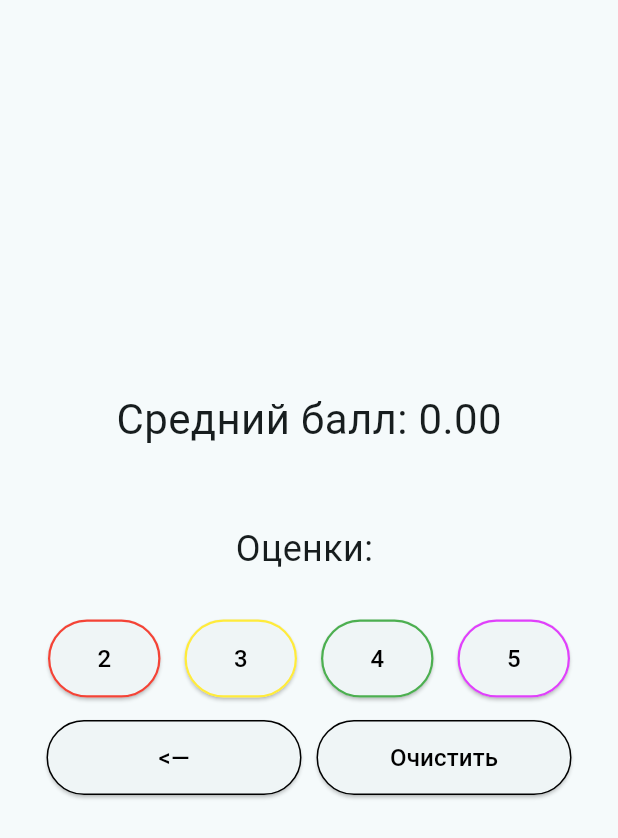
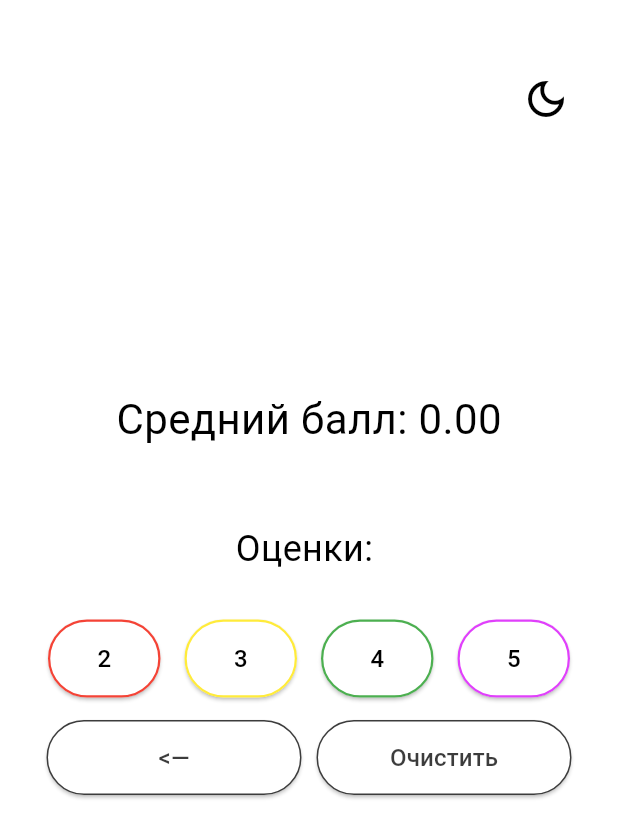
Before and after one commit to jaf1x/marks_counter, a Flutter app: the screen it shows after launch, on a phone screen of 412 x 824 dp. Shown: the top 838 px of the screen. Run offline on Flutter 3.47's test engine with Material 3 defaults, Android fonts, the phone set to English and light mode, and no system bars.

Commit message:
dark theme

```diff
--- a/lib/main.dart
+++ b/lib/main.dart
@@ -15,6 +15,8 @@ class MyApp extends StatelessWidget {
       theme: ThemeData(
         colorScheme: ColorScheme.fromSeed(seedColor: Colors.white),
         useMaterial3: true,
+        // scaffoldBackgroundColor: const Color.fromARGB(221, 30, 30, 30),
+        scaffoldBackgroundColor: const Color.fromARGB(221, 30, 30, 30)
       ),
       home: MainScreenWidget(),
     );
--- a/lib/screens/main_screen_widget.dart
+++ b/lib/screens/main_screen_widget.dart
@@ -8,6 +8,9 @@ class MainScreenWidget extends StatefulWidget {
 }
 
 class _MainScreenWidgetState extends State<MainScreenWidget> {
+  bool isDarkTheme = false;
+  var backgroundColorDarkTheme = Color.fromARGB(221, 30, 30, 30);
+
   List<int> _marksList = [];
   List<int> marksForTeach = [2, 3, 4, 5];
   List<Color> borderColors = [
@@ -43,10 +46,19 @@ class _MainScreenWidgetState extends State<MainScreenWidget> {
     return sum / _marksList.length;
   }
 
+  void changeTheme() {
+    setState(() {
+      isDarkTheme = !isDarkTheme;
+    });
+  }
+
   @override
   Widget build(BuildContext context) {
     return Scaffold(
-      body: Center(
+      backgroundColor: isDarkTheme ? backgroundColorDarkTheme : Colors.white,
+      body: Stack(
+        children: [
+          Center(
             child: Padding(
               padding: const EdgeInsets.only(bottom: 35),
               child: Column(
@@ -57,14 +69,20 @@ class _MainScreenWidgetState extends State<MainScreenWidget> {
                     children: [
                       Text(
                         'Средний балл: ${_calculateAverage().toStringAsFixed(2)}',
-                    style: TextStyle(fontSize: 28),
+                        style: TextStyle(
+                          fontSize: 28,
+                          color: isDarkTheme ? Colors.white : Colors.black,
+                        ),
                       ),
                     ],
                   ),
                   SizedBox(height: 50),
                   Text(
                     'Оценки: ${_marksList.join(', ')}',
-                style: TextStyle(fontSize: 24),
+                    style: TextStyle(
+                      fontSize: 24,
+                      color: isDarkTheme ? Colors.white : Colors.black,
+                    ),
                   ),
                   SizedBox(height: 30),
 
@@ -80,8 +98,8 @@ class _MainScreenWidgetState extends State<MainScreenWidget> {
                           child: ElevatedButton(
                             onPressed: () => _addMark(marksForTeach[index]),
                             style: ButtonStyle(
-                            foregroundColor:
-                                WidgetStatePropertyAll(Colors.black),
+                              foregroundColor: WidgetStatePropertyAll(isDarkTheme ? Colors.white: Colors.black),
+                              backgroundColor: WidgetStatePropertyAll(isDarkTheme ? backgroundColorDarkTheme: Colors.white),
                               side: WidgetStatePropertyAll(BorderSide(
                                 color: borderColors[index],
                                 width: 1.5,
@@ -94,7 +112,8 @@ class _MainScreenWidgetState extends State<MainScreenWidget> {
                           ),
                         ),
                       );
-                  })),
+                    }),
+                  ),
                   SizedBox(height: 15),
                   Row(
                     mainAxisAlignment: MainAxisAlignment.center,
@@ -109,7 +128,8 @@ class _MainScreenWidgetState extends State<MainScreenWidget> {
                             '<—',
                             style: TextStyle(fontSize: 16),
                           ),
-                      )),
+                        ),
+                      ),
                       SizedBox(width: 10),
                       SizedBox(
                         height: 50,
@@ -121,19 +141,39 @@ class _MainScreenWidgetState extends State<MainScreenWidget> {
                             'Очистить',
                             style: TextStyle(fontSize: 16),
                           ),
-                      )),
+                        ),
+                      ),
                     ],
                   ),
                 ],
               ),
             ),
           ),
+          Padding(
+            padding: const EdgeInsets.symmetric(horizontal: 24, vertical: 42),
+            child: Align(
+
+              alignment: Alignment.topRight, // Выравнивание по верхнему правому углу
+              child: IconButton(
+                onPressed: changeTheme,
+                icon: Icon(
+                  isDarkTheme ? Icons.light_mode_outlined : Icons.dark_mode_outlined,
+                  color: isDarkTheme ? Colors.yellow : Colors.black,
+                ),
+                iconSize: 32,
+              ),
+            ),
+          ),
+        ],
+      ),
     );
   }
 
+
   ButtonStyle exButtonStyle() {
     return ButtonStyle(
-        foregroundColor: WidgetStatePropertyAll(Colors.black),
-        side: WidgetStatePropertyAll(BorderSide(color: Colors.black)));
+        foregroundColor: WidgetStatePropertyAll(isDarkTheme ? Colors.white : backgroundColorDarkTheme),
+        backgroundColor: WidgetStatePropertyAll(isDarkTheme ? Color.fromARGB(221, 30, 30, 30): Colors.white),
+        side: WidgetStatePropertyAll(BorderSide(color: isDarkTheme ? Colors.white : backgroundColorDarkTheme)));
   }
 }
```
Also changed, not shown: pubspec.lock, 250 other files. Lines whose indentation alone changed are shown as unchanged.
